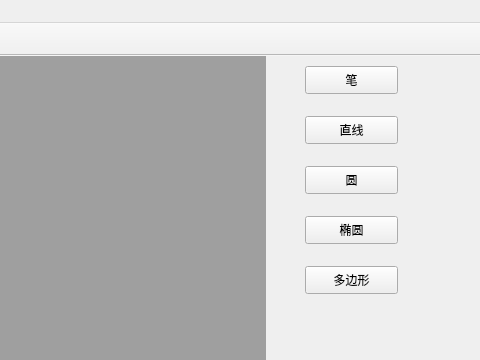
Qt form QTpaint/mainwindow.ui (Elleme/qunimage) before a commit; both pictures show x 599 to 1079 and y 0 to 360 of the 1079 by 632 pixel window.
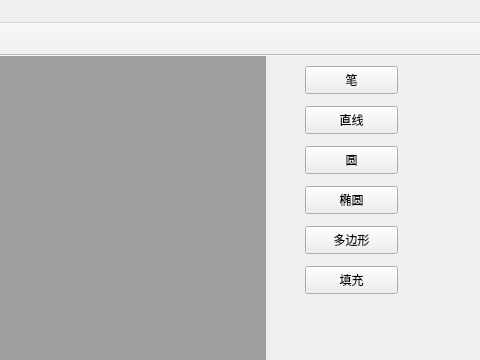
The same form after that commit. Icons and pictures are not drawn.

Commit message: 实现了多边形（非旋转）和填充算法

The edit to the form file:
```diff
--- a/QTpaint/mainwindow.ui
+++ b/QTpaint/mainwindow.ui
@@ -62,7 +62,7 @@
      <property name="geometry">
       <rect>
        <x>40</x>
-       <y>60</y>
+       <y>50</y>
        <width>93</width>
        <height>28</height>
       </rect>
@@ -75,7 +75,7 @@
      <property name="geometry">
       <rect>
        <x>40</x>
-       <y>110</y>
+       <y>90</y>
        <width>93</width>
        <height>28</height>
       </rect>
@@ -88,7 +88,7 @@
      <property name="geometry">
       <rect>
        <x>40</x>
-       <y>160</y>
+       <y>130</y>
        <width>93</width>
        <height>28</height>
       </rect>
@@ -267,7 +267,7 @@
      <property name="geometry">
       <rect>
        <x>40</x>
-       <y>210</y>
+       <y>170</y>
        <width>93</width>
        <height>28</height>
       </rect>
@@ -276,6 +276,19 @@
       <string>多边形</string>
      </property>
     </widget>
+    <widget class="QPushButton" name="fillcolor">
+     <property name="geometry">
+      <rect>
+       <x>40</x>
+       <y>210</y>
+       <width>93</width>
+       <height>28</height>
+      </rect>
+     </property>
+     <property name="text">
+      <string>填充</string>
+     </property>
+    </widget>
    </widget>
   </widget>
   <widget class="QMenuBar" name="menuBar">
```
The commit also changes 10 other files.
